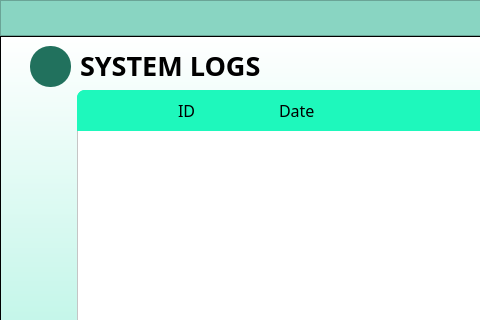
Before: the Qt Designer form system_log.ui in marcryangil/facemaskdetection, drawn with Qt 5; both pictures show x 0 to 480 and y 0 to 320 of the 942 by 495 pixel window.
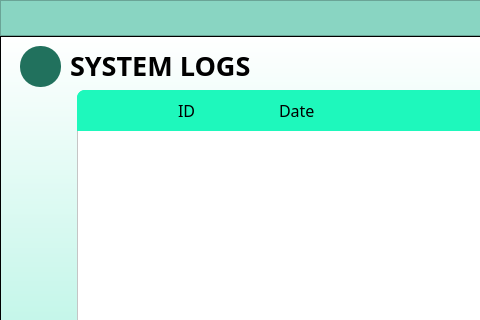
After: the same form once the commit is applied. Icons and pictures are not drawn.

Commit message: Updated Alignment of BackBTN

Diff of the .ui file:
```diff
--- a/system_log.ui
+++ b/system_log.ui
@@ -172,7 +172,7 @@
       <widget class="QLabel" name="label_7">
        <property name="geometry">
         <rect>
-         <x>80</x>
+         <x>70</x>
          <y>14</y>
          <width>231</width>
          <height>31</height>
@@ -196,7 +196,7 @@
       <widget class="QPushButton" name="btnBack">
        <property name="geometry">
         <rect>
-         <x>30</x>
+         <x>20</x>
          <y>10</y>
          <width>41</width>
          <height>41</height>
```
The commit also changes 1 other file.
